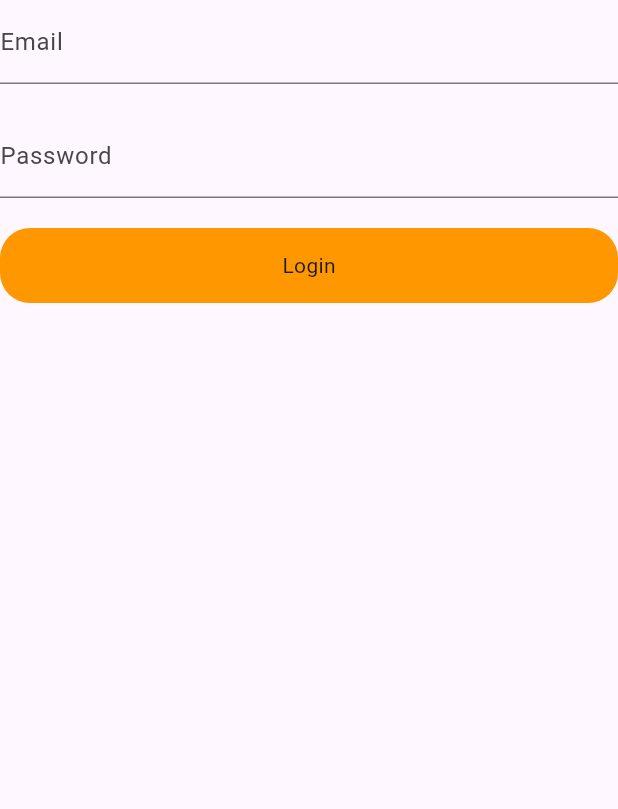
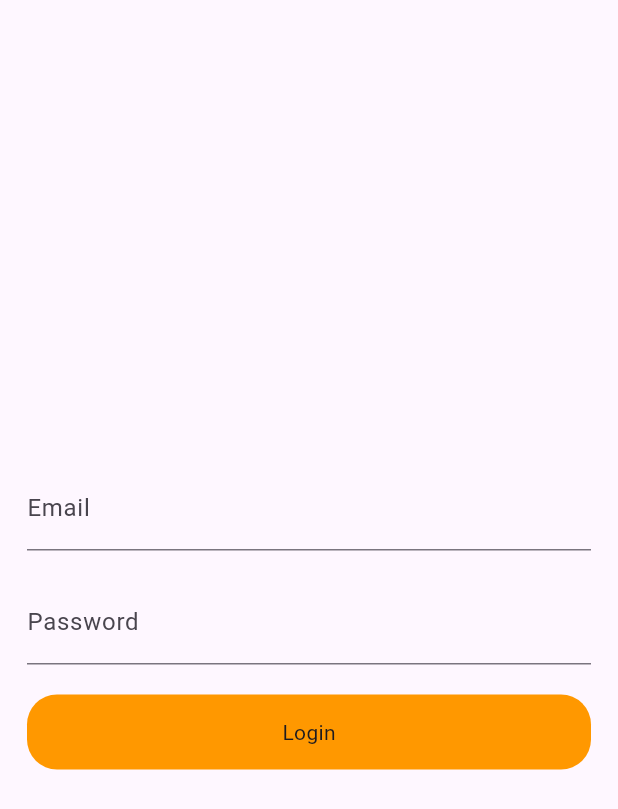
Before and after one commit to Engr-Zain-Ali/e_statemanagement, a Flutter app: the screen it shows after launch, on a phone screen of 412 x 824 dp. Shown: the top 809 px of the screen. Run offline on Flutter 3.47's test engine with Material 2 defaults, Android fonts, the phone set to English and light mode, and no system bars.

Commit message:
I learn how It is possible to take the same work of a stateless widget instead of using the state full widget.... I shall do this after this I can also manage the visibility of Text in text form field. After this we see when i am click to login so the go to login and check the set loding and after this if and else and he say ok sucessfully login Basicaly we learn any type of third api how to make the authintication through login and password and we can take the third party apis through"https://reqres.in/" website.

```diff
--- a/lib/E_one.dart
+++ b/lib/E_one.dart
@@ -1,4 +1,4 @@
-import 'dart:html';
+
 
 import 'package:e_statemanagement/E_one_Provider.dart';
 import 'package:flutter/material.dart';
--- a/lib/login.dart
+++ b/lib/login.dart
@@ -1,4 +1,7 @@
 import 'package:flutter/material.dart';
+import 'package:provider/provider.dart';
+
+import 'auth_provider.dart';
 class Login extends StatefulWidget {
   const Login({super.key});
 
@@ -7,10 +10,17 @@ class Login extends StatefulWidget {
 }
 
 class _LoginState extends State<Login> {
+  TextEditingController emailController = TextEditingController();
+  TextEditingController passwordController = TextEditingController();
   @override
   Widget build(BuildContext context) {
+    final authProvider=Provider.of<AuthProvider >(context);
     return Scaffold(
-      body: Column(
+      body: Padding(
+        padding: const EdgeInsets.all(18.0),
+        child: Column(
+          mainAxisAlignment: MainAxisAlignment.center,
+          crossAxisAlignment: CrossAxisAlignment.center,
           children: [
             TextFormField(
               decoration: InputDecoration(
@@ -21,22 +31,33 @@ class _LoginState extends State<Login> {
             ),
             SizedBox(height: 20,),
             TextFormField(
+              obscureText: true,
               decoration: InputDecoration(
                 labelText: "Password",
+
                 hintText: "Enter your password",
 
               ),
             ),
             SizedBox(height: 20,),
-          Container(
+            InkWell(
+
+              onTap: (){
+                authProvider.login(emailController.text.toString(),
+                    passwordController.text.toString());
+
+              },
+              child: Container(
                 height: 50,
                 decoration: BoxDecoration(
                   color:Colors.orange,
                   borderRadius: BorderRadius.circular(20),
                 ),
-            child: Center(child: Text("Login")),
+                child: Center(child: authProvider.loding?CircularProgressIndicator(color: Colors.white,):Text("Login")),
+              ),
             ),
           ],
+        ),
       ),
     );
   }
```
Also changed, not shown: lib/auth_provider.dart (+10 -2 lines). Lines whose indentation alone changed are shown as unchanged.
